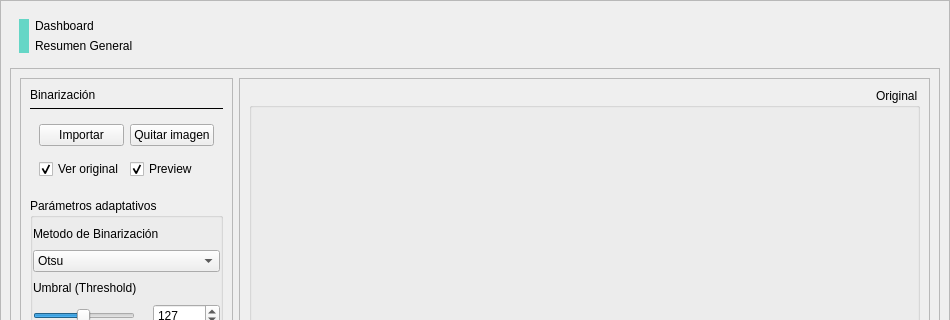
This is ui/pages/Tfrm_Binarizacion.ui in DemonSlayer5768/BioImageOptimizer as Qt 5 draws it before an edit; both pictures show x 0 to 950 and y 0 to 320 of the 950 by 820 pixel window. The edited form follows.
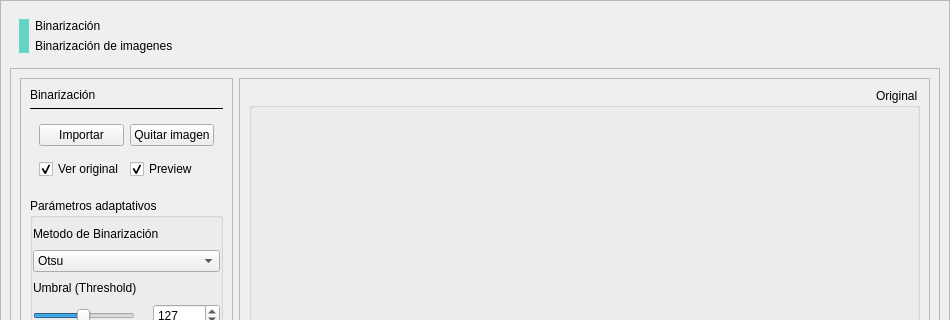
This is the edited form. Icons and pictures are not drawn.

Commit message: fix: ajuste en estilos y diseño ui

What changed in the file:
```diff
--- a/ui/pages/Tfrm_Binarizacion.ui
+++ b/ui/pages/Tfrm_Binarizacion.ui
@@ -98,7 +98,7 @@
               <string notr="true"/>
              </property>
              <property name="text">
-              <string>Dashboard</string>
+              <string>Binarización</string>
              </property>
              <property name="cssClass" stdset="0">
               <string>Tittle</string>
@@ -111,7 +111,7 @@
               <string notr="true"/>
              </property>
              <property name="text">
-              <string>Resumen General</string>
+              <string>Binarización de imagenes</string>
              </property>
              <property name="cssClass" stdset="0">
               <string>Description</string>
```
Left out of the diff: 3 changed lines with no effect on the pictures. The commit also changes 7 other files.
